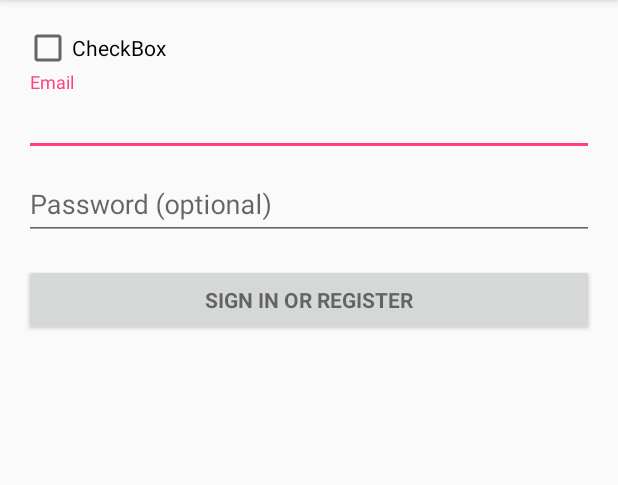
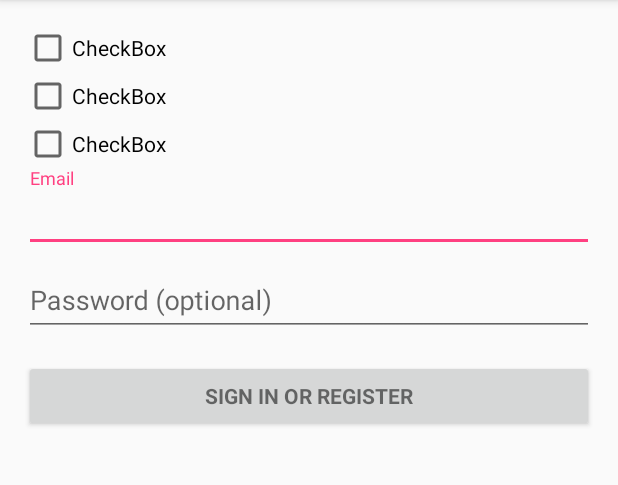
Before and after one commit to yufeidu/EatWithMe, an Android app: the screen it shows after launch (LoginActivity), on a phone screen of 412 x 824 dp, the part 84-569 px from its top. Run offline under Robolectric (Android 15) with nearby library versions, the phone set to English and light mode, and no system bars; 2 statements that could not run were skipped.

Commit message:
CheckBox add

```diff
--- a/app/src/main/res/layout/activity_login.xml
+++ b/app/src/main/res/layout/activity_login.xml
@@ -18,6 +18,16 @@
         android:id="@+id/checkBox" />
 
 
+    <CheckBox
+        android:text="CheckBox"
+        android:layout_width="match_parent"
+        android:layout_height="wrap_content"
+        android:id="@+id/checkBox2" />
+    <CheckBox
+        android:text="CheckBox"
+        android:layout_width="match_parent"
+        android:layout_height="wrap_content"
+        android:id="@+id/checkBox3" />
     <ProgressBar
         android:id="@+id/login_progress"
         style="?android:attr/progressBarStyleLarge"
```
